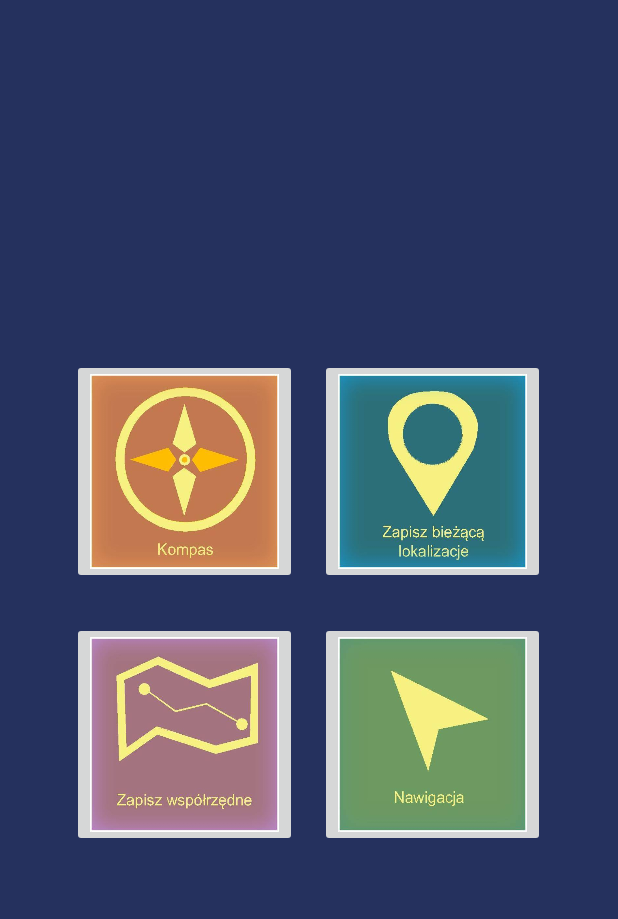
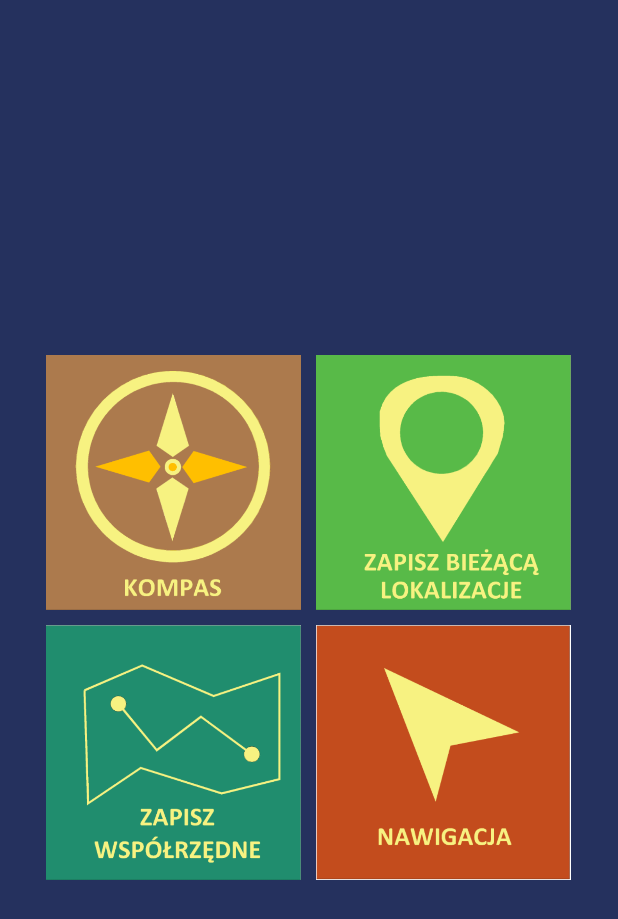
Before and after one commit to paulinah/howToGet, an Android app: the screen it shows after launch (Menu), on a phone screen of 412 x 824 dp. Shown: the top 919 px of the screen. Run offline under Robolectric (Android 15) with nearby library versions, the phone set to English and light mode, and no system bars.

Commit message:
obrazki bez ramki bialej

```diff
--- a/app/src/main/res/layout/menu1.xml
+++ b/app/src/main/res/layout/menu1.xml
@@ -7,31 +7,33 @@
     android:id="@+id/container">
 
     <LinearLayout
-        android:orientation="horizontal"
         android:layout_width="wrap_content"
         android:layout_height="wrap_content"
         android:layout_gravity="center_horizontal"
+        android:layout_marginBottom="10dp"
+        android:layout_marginLeft="10dp"
+        android:layout_marginRight="10dp"
         android:layout_marginTop="0dp"
-        android:layout_marginBottom="0dp"
-        android:layout_marginLeft="40dp"
-        android:layout_marginRight="40dp">
+        android:orientation="horizontal">
 
         <ImageButton
-            android:layout_width="150dp"
-            android:layout_height="150dp"
             android:id="@+id/item1"
+            android:layout_width="170dp"
+            android:layout_height="170dp"
+            android:adjustViewBounds="true"
             android:scaleType="fitXY"
-            android:adjustViewBounds="true"
-            android:src="@drawable/img_kompas" />
+            android:src="@drawable/kompas1"
+            android:background="#8025315e"/>
 
         <ImageButton
-            android:layout_width="150dp"
-            android:layout_height="150dp"
             android:id="@+id/item2"
+            android:layout_width="170dp"
+            android:layout_height="170dp"
+            android:layout_marginLeft="10dp"
+            android:adjustViewBounds="true"
             android:scaleType="fitXY"
-            android:adjustViewBounds="true"
-            android:src="@drawable/img_biezaca_lokalizacja"
-            android:layout_marginLeft="15dp"/>
+            android:src="@drawable/lokalizacja1"
+            android:background="#8025315e"/>
     </LinearLayout>
 
     <LinearLayout
@@ -39,28 +41,30 @@
         android:layout_width="wrap_content"
         android:layout_height="wrap_content"
         android:layout_gravity="center_horizontal"
-        android:paddingTop="5dp"
-        android:layout_marginTop="20dp"
-        android:layout_marginBottom="20dp"
-        android:layout_marginLeft="40dp"
-        android:layout_marginRight="40dp">
+        android:paddingTop="0dp"
+        android:layout_marginTop="0dp"
+        android:layout_marginBottom="0dp"
+        android:layout_marginLeft="10dp"
+        android:layout_marginRight="10dp">
 
         <ImageButton
-            android:layout_width="150dp"
-            android:layout_height="150dp"
+            android:layout_width="170dp"
+            android:layout_height="170dp"
             android:id="@+id/item3"
             android:scaleType="fitXY"
             android:adjustViewBounds="true"
-            android:src="@drawable/img_zapiszwspolrzedne" />
+            android:src="@drawable/mapa1"
+            android:background="#00000000"/>
 
         <ImageButton
-            android:layout_width="150dp"
-            android:layout_height="150dp"
             android:id="@+id/item4"
+            android:layout_width="170dp"
+            android:layout_height="170dp"
+            android:layout_marginLeft="10dp"
+            android:adjustViewBounds="true"
+            android:background="#00000000"
             android:scaleType="fitXY"
-            android:adjustViewBounds="true"
-            android:src="@drawable/img_nawigacja"
-            android:layout_marginLeft="15dp"/>
+            android:src="@drawable/nawigacja1" />
 
     </LinearLayout>
 
```
Also changed, not shown: app/src/main/res/drawable/kompas1.PNG (added), app/src/main/res/drawable/lokalizacja1.PNG (added), app/src/main/res/drawable/mapa1.PNG (added), app/src/main/res/drawable/nawigacja1.PNG (added).
